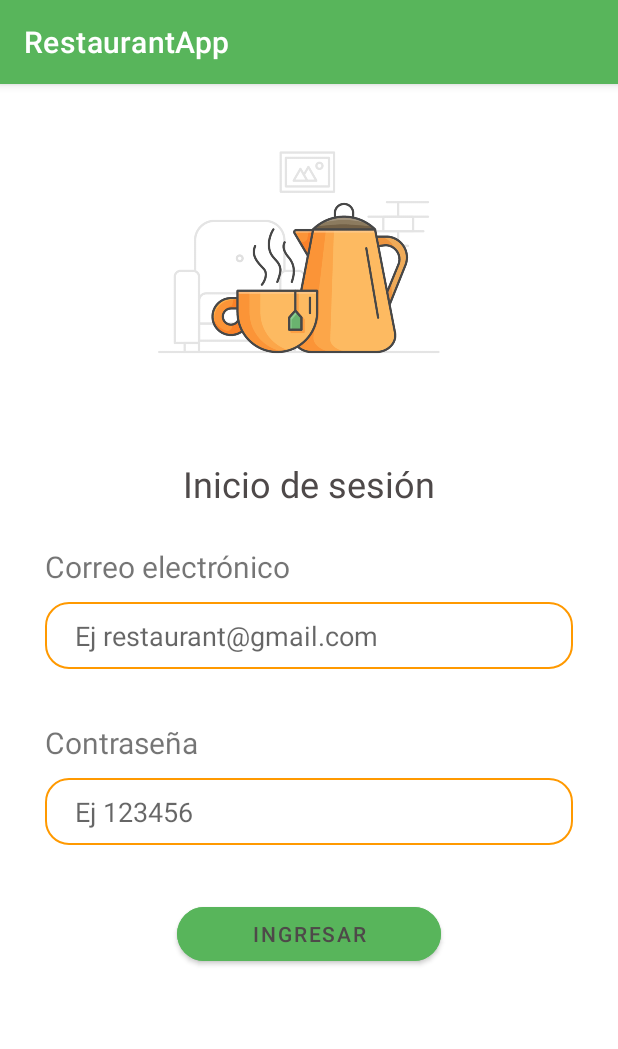
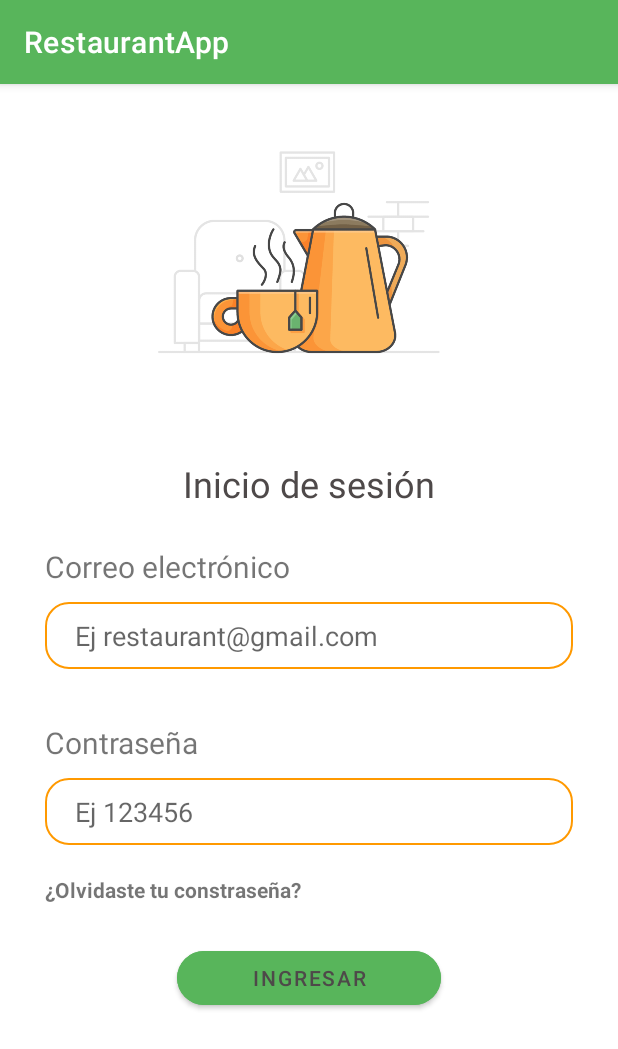
Before and after one commit to MarianaCarlo/RestaurantAppPG, an Android app: the LoginActivity screen opened directly, with no data from a screen before it, on a phone screen of 412 x 824 dp. Shown: the top 1049 px of the screen. Run offline under Robolectric (Android 15) with nearby library versions, the phone set to English and light mode, and no system bars; our stand-ins replace Firebase (no records; nobody signed in at launch, a user with empty details on screens opened directly).

Commit message:
forgot password implemented

```diff
--- a/app/src/main/AndroidManifest.xml
+++ b/app/src/main/AndroidManifest.xml
@@ -9,6 +9,9 @@
         android:roundIcon="@mipmap/ic_launcher_round"
         android:supportsRtl="true"
         android:theme="@style/Theme.RestaurantApp">
+        <activity
+            android:name=".ForgotPasswordActivity"
+            android:exported="false" />
         <activity
             android:name=".HomeActivity"
             android:exported="false" />
--- a/app/src/main/java/com/example/restaurantapp/LoginActivity.java
+++ b/app/src/main/java/com/example/restaurantapp/LoginActivity.java
@@ -10,6 +10,7 @@ import android.view.View;
 import android.widget.Button;
 import android.widget.EditText;
 import android.widget.ProgressBar;
+import android.widget.TextView;
 import android.widget.Toast;
 
 import com.google.android.gms.tasks.OnCompleteListener;
@@ -23,6 +24,7 @@ public class LoginActivity extends AppCompatActivity {
     private EditText editEmailLogin, editPasswordLogin;
     private Button buttonSendLogin;
     private ProgressBar progressBarLogin;
+    private TextView sendForgotPassword;
 
     private FirebaseAuth mAuth;
 
@@ -36,6 +38,7 @@ public class LoginActivity extends AppCompatActivity {
         buttonSendLogin = findViewById(R.id.btnSendLogin);
         progressBarLogin = findViewById(R.id.progressBarLogin);
         mAuth = FirebaseAuth.getInstance();
+        sendForgotPassword = findViewById(R.id.sendForgotPassword);
 
         buttonSendLogin.setOnClickListener(new View.OnClickListener() {
             @Override
@@ -91,5 +94,13 @@ public class LoginActivity extends AppCompatActivity {
                 });
             }
         });
+
+        sendForgotPassword.setOnClickListener(new View.OnClickListener() {
+            @Override
+            public void onClick(View v) {
+                Intent intent = new Intent(LoginActivity.this, ForgotPasswordActivity.class);
+                startActivity(intent);
+            }
+        });
     }
 }
--- a/app/src/main/res/layout/activity_login.xml
+++ b/app/src/main/res/layout/activity_login.xml
@@ -70,6 +70,16 @@
         android:background="@drawable/backwithborder"
         android:id="@+id/editPasswordLogin"/>
 
+    <TextView
+        android:layout_width="wrap_content"
+        android:layout_height="wrap_content"
+        android:layout_marginTop="10dp"
+        android:layout_marginLeft="30dp"
+        android:text="@string/forgotPassword"
+        android:layout_below="@+id/editPasswordLogin"
+        android:textStyle="bold"
+        android:id="@+id/sendForgotPassword"/>
+
 
     <com.google.android.material.button.MaterialButton
         android:layout_width="wrap_content"
@@ -77,7 +87,7 @@
         android:layout_centerHorizontal="true"
         android:layout_marginTop="25dp"
         android:paddingHorizontal="50dp"
-        android:layout_below="@+id/editPasswordLogin"
+        android:layout_below="@+id/sendForgotPassword"
         android:backgroundTint="@color/custom"
         android:text="@string/login"
         android:textColor="@color/dark"
--- a/app/src/main/res/values/strings.xml
+++ b/app/src/main/res/values/strings.xml
@@ -13,4 +13,8 @@
     <string name="loginTitle">Inicio de sesión</string>
     <string name="mailTitleLogin">Correo electrónico</string>
 
+    <string name="forgotPassword">¿Olvidaste tu constraseña?</string>
+    <string name="forgotPasswordText">Introduce tu correo:</string>
+    <string name="resetPassword">Resetear Contraseña</string>
+
 </resources>
```
Also changed, not shown: app/src/main/java/com/example/restaurantapp/ForgotPasswordActivity.java (added, +68 -0 lines), app/src/main/res/layout/activity_forgot_password.xml (added, +69 -0 lines), app/src/main/res/drawable-v24/forgetpassword.png (added).
